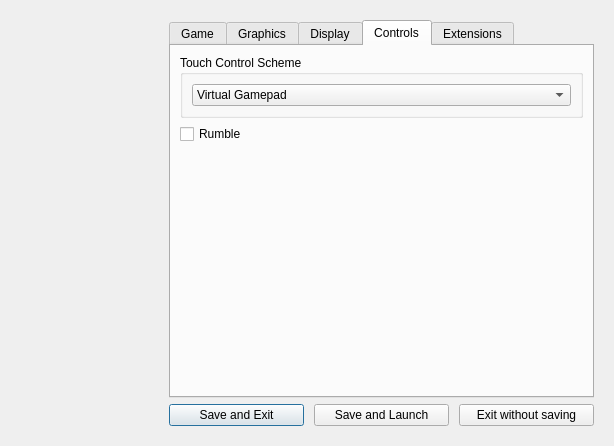
This is CONFIG/res/maindialog.ui in isledecomp/isle-portable as Qt 5 draws it before an edit. The edited form follows.
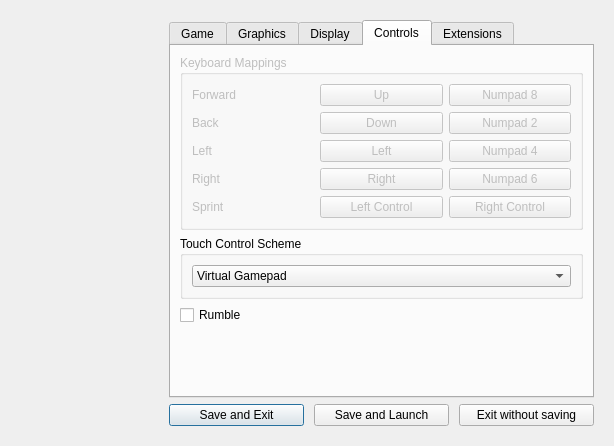
This is the edited form. The open tabs and pages were chosen to show the change. Icons and pictures are not drawn.

Commit message:
Initial work on `isle-config` UI stuff
I'm really not sure I have the skills to cleanly implement something like this. I believe that someone else should take over, as I'm not experienced enough in C++ to accomplish this cleanly, or even at all.

Patch:
```diff
--- a/CONFIG/res/maindialog.ui
+++ b/CONFIG/res/maindialog.ui
@@ -955,6 +955,126 @@
           <string>Controls</string>
          </attribute>
          <layout class="QVBoxLayout" name="verticalLayout_7">
+          <item>
+           <widget class="QGroupBox" name="keyMappings">
+            <property name="enabled">
+             <bool>false</bool>
+            </property>
+            <property name="toolTip">
+             <string>Work-In-Progress, currently non-functional</string>
+            </property>
+            <property name="title">
+             <string>Keyboard Mappings</string>
+            </property>
+            <layout class="QGridLayout" name="gridLayout_5">
+             <item row="0" column="0">
+              <widget class="QLabel" name="forwardKeyLabel">
+               <property name="text">
+                <string>Forward</string>
+               </property>
+              </widget>
+             </item>
+             <item row="1" column="0">
+              <widget class="QLabel" name="backKeyLabel">
+               <property name="text">
+                <string>Back</string>
+               </property>
+              </widget>
+             </item>
+             <item row="2" column="0">
+              <widget class="QLabel" name="leftKeyLabel">
+               <property name="text">
+                <string>Left</string>
+               </property>
+              </widget>
+             </item>
+             <item row="3" column="0">
+              <widget class="QLabel" name="rightKeyLabel">
+               <property name="text">
+                <string>Right</string>
+               </property>
+              </widget>
+             </item>
+             <item row="4" column="0">
+              <widget class="QLabel" name="sprintKeyLabel">
+               <property name="text">
+                <string>Sprint</string>
+               </property>
+              </widget>
+             </item>
+             <item row="0" column="1">
+              <widget class="QPushButton" name="keyForward_1">
+               <property name="text">
+                <string>Up</string>
+               </property>
+              </widget>
+             </item>
+             <item row="0" column="2">
+              <widget class="QPushButton" name="keyForward_2">
+               <property name="text">
+                <string>Numpad 8</string>
+               </property>
+              </widget>
+             </item>
+             <item row="1" column="1">
+              <widget class="QPushButton" name="keyBack_1">
+               <property name="text">
+                <string>Down</string>
+               </property>
+              </widget>
+             </item>
+             <item row="1" column="2">
+              <widget class="QPushButton" name="keyBack_2">
+               <property name="text">
+                <string>Numpad 2</string>
+               </property>
+              </widget>
+             </item>
+             <item row="2" column="1">
+              <widget class="QPushButton" name="keyLeft_1">
+               <property name="text">
+                <string>Left</string>
+               </property>
+              </widget>
+             </item>
+             <item row="2" column="2">
+              <widget class="QPushButton" name="keyLeft_2">
+               <property name="text">
+                <string>Numpad 4</string>
+               </property>
+              </widget>
+             </item>
+             <item row="3" column="1">
+              <widget class="QPushButton" name="keyRight_1">
+               <property name="text">
+                <string>Right</string>
+               </property>
+              </widget>
+             </item>
+             <item row="3" column="2">
+              <widget class="QPushButton" name="keyRight_2">
+               <property name="text">
+                <string>Numpad 6</string>
+               </property>
+              </widget>
+             </item>
+             <item row="4" column="1">
+              <widget class="QPushButton" name="keySprint_1">
+               <property name="text">
+                <string>Left Control</string>
+               </property>
+              </widget>
+             </item>
+             <item row="4" column="2">
+              <widget class="QPushButton" name="keySprint_2">
+               <property name="text">
+                <string>Right Control</string>
+               </property>
+              </widget>
+             </item>
+            </layout>
+           </widget>
+          </item>
           <item>
            <widget class="QGroupBox" name="touchControl">
             <property name="toolTip">
```
Left out of the diff: 14 changed lines with no effect on the pictures. The commit also changes 1 other file.
